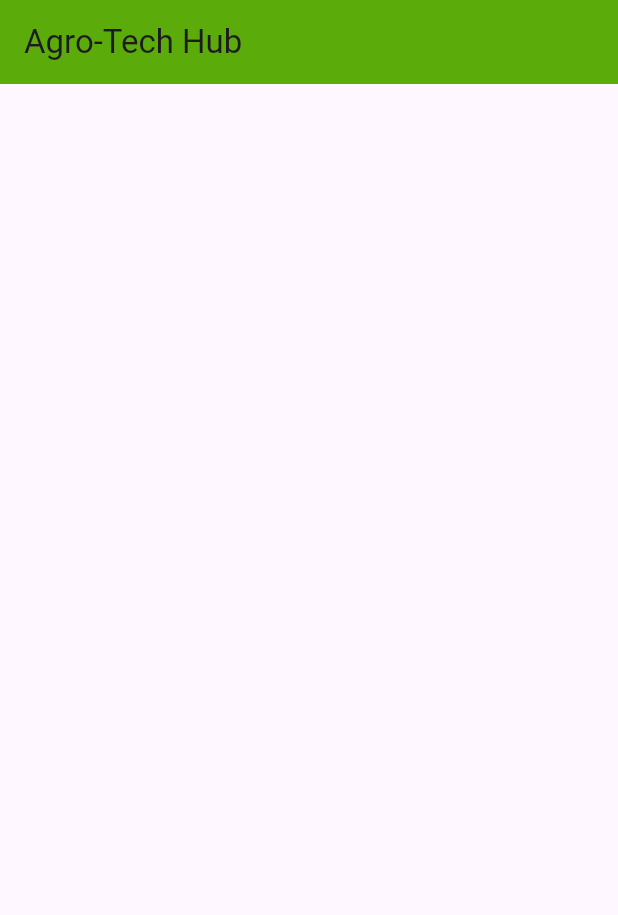
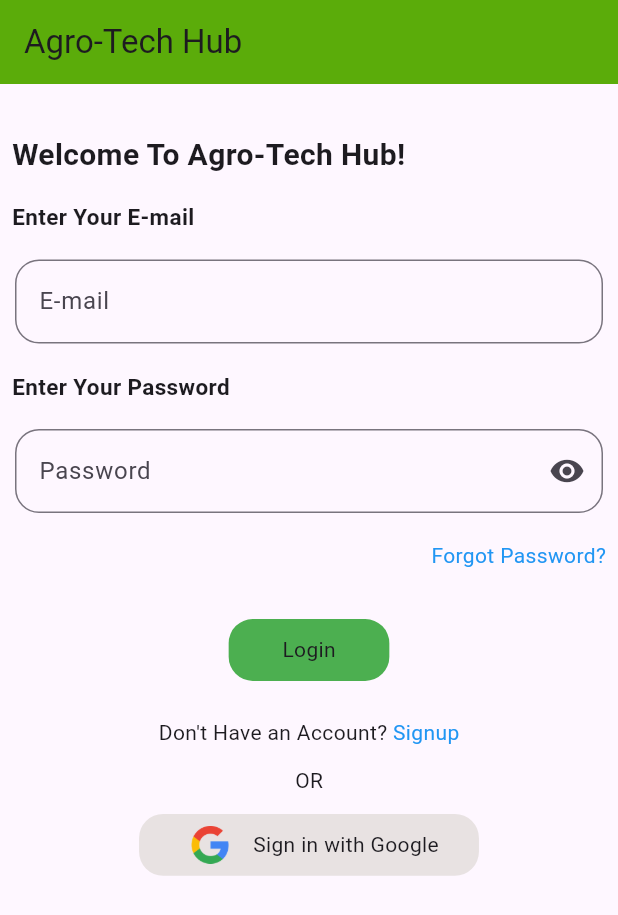
Before and after one commit to Pankaj09997/Agro-Tech-Hub, a Flutter app: the screen it shows after launch, on a phone screen of 412 x 824 dp. Shown: the top 915 px of the screen. Run offline on Flutter 3.47's test engine with Material 3 defaults, Android fonts, the phone set to English and light mode, and no system bars.

Commit message:
login screen

```diff
--- /dev/null
+++ b/lib/Routes/routes.dart
@@ -0,0 +1,29 @@
+import 'package:agrotech_app/homepage.dart';
+import 'package:agrotech_app/login.dart';
+import 'package:agrotech_app/splash.dart';
+import 'package:flutter/material.dart';
+
+class RouteGenerator {
+  static Route<dynamic> generateRoute(RouteSettings settings) {
+    switch (settings.name) {
+      case "/":
+        return MaterialPageRoute(builder: (_) => SplashPage());
+      case "/login":
+        return MaterialPageRoute(builder: (_) => login());
+      case "/home":
+        return MaterialPageRoute(builder: (_) => homepage());
+      default:
+        return MaterialPageRoute(builder: (_) => Error());
+    }
+  }
+}
+class Error extends StatelessWidget {
+  const Error({super.key});
+
+  @override
+  Widget build(BuildContext context) {
+    return Scaffold(
+      appBar: AppBar(title: Text("Error"),),
+    );
+  }
+}
--- /dev/null
+++ b/lib/forgotpassword.dart
@@ -0,0 +1,41 @@
+import 'package:flutter/material.dart';
+
+class ForgotPassword extends StatefulWidget {
+  const ForgotPassword({super.key});
+
+  @override
+  State<ForgotPassword> createState() => _ForgotPasswordState();
+}
+
+class _ForgotPasswordState extends State<ForgotPassword> {
+  @override
+  Widget build(BuildContext context) {
+    final height = MediaQuery.of(context).size.height;
+    final width = MediaQuery.of(context).size.width;
+    final _orientation = MediaQuery.of(context).orientation;
+    bool _obsecureText=false;
+    TextEditingController _emailController = TextEditingController();
+    TextEditingController _passwordController = TextEditingController();
+    return Scaffold(
+      appBar: AppBar(
+        title: Text("Forgot Password"),
+        backgroundColor: const Color.fromARGB(255, 91, 172, 10),
+      ),
+      body: _orientation==Orientation.portrait?
+      //code for portrait
+      Column(
+         children: [
+
+         ],
+      )
+      :
+      //code for landscape
+      Column(
+        children: [
+
+        ],
+      )
+      ,
+    );
+  }
+}
--- a/lib/home.dart
+++ /dev/null
@@ -1,19 +0,0 @@
-import 'package:flutter/material.dart';
-class homePage extends StatefulWidget {
-  const homePage({super.key});
-
-  @override
-  State<homePage> createState() => _homePageState();
-}
-
-class _homePageState extends State<homePage> {
-  @override
-  Widget build(BuildContext context) {
-    return Scaffold(
-      appBar: AppBar(
-        title: Text("Agro-Tech Hub"),
-        backgroundColor: const Color.fromARGB(255,91, 172, 10),
-      ),
-    );
-  }
-}
--- /dev/null
+++ b/lib/homepage.dart
@@ -0,0 +1,20 @@
+import 'package:flutter/material.dart';
+class homepage extends StatefulWidget {
+  const homepage({super.key});
+
+  @override
+  State<homepage> createState() => _homepageState();
+}
+
+class _homepageState extends State<homepage> {
+  @override
+  Widget build(BuildContext context) {
+    return Scaffold(
+      appBar: AppBar(
+        iconTheme: IconThemeData(
+          color: Colors.black
+        ),
+      ),
+    );
+  }
+}
--- /dev/null
+++ b/lib/login.dart
@@ -0,0 +1,325 @@
+import 'package:agrotech_app/forgotpassword.dart';
+import 'package:agrotech_app/homepage.dart';
+import 'package:flutter/material.dart';
+
+class login extends StatefulWidget {
+  const login({Key? key});
+
+  @override
+  State<login> createState() => _loginState();
+}
+
+class _loginState extends State<login> {
+  TextEditingController _emailController = TextEditingController();
+  TextEditingController _passwordController = TextEditingController();
+  bool _obsecureText = false;
+
+  @override
+  Widget build(BuildContext context) {
+    double height = MediaQuery.of(context).size.height;
+    double width = MediaQuery.of(context).size.width;
+    final _orientation = MediaQuery.of(context).orientation;
+
+    return Scaffold(
+      appBar: AppBar(
+        title: Text("Agro-Tech Hub"),
+        backgroundColor: const Color.fromARGB(255, 91, 172, 10),
+      ),
+      body: _orientation == Orientation.portrait
+          ? Column(
+              crossAxisAlignment:
+                  CrossAxisAlignment.start, // Align children to the start
+              children: [
+                SizedBox(height: 25), // Add SizedBox to create space
+                Padding(
+                  padding: const EdgeInsets.all(8.0),
+                  child: Text(
+                    "Welcome To Agro-Tech Hub!",
+                    style: TextStyle(fontWeight: FontWeight.bold, fontSize: 20),
+                  ),
+                ),
+                Padding(
+                  padding: const EdgeInsets.all(8.0),
+                  child: Text(
+                    "Enter Your E-mail",
+                    style: TextStyle(fontSize: 15, fontWeight: FontWeight.bold),
+                  ),
+                ),
+                Padding(
+                  padding: const EdgeInsets.all(10.0),
+                  child: TextFormField(
+                    controller: _emailController,
+                    validator: (value) {
+                      if (value == null || value.isEmpty) {
+                        ScaffoldMessenger.of(context)
+                            .showSnackBar(SnackBar(content: Text("This Field cannot be empty")));
+                      }
+                    },
+                    decoration: InputDecoration(
+                      hintText: "E-mail",
+
+                      border: OutlineInputBorder(
+                        borderRadius: BorderRadius.circular(16),
+                      ),
+                    ),
+                  ),
+                ),
+                Padding(
+                  padding: const EdgeInsets.all(8.0),
+                  child: Text(
+                    "Enter Your Password",
+                    style: TextStyle(fontSize: 15, fontWeight: FontWeight.bold),
+                  ),
+                ),
+                Padding(
+                  padding: const EdgeInsets.all(10.0),
+                  child: TextFormField(
+                    obscureText: _obsecureText,
+                    controller: _passwordController,
+                    decoration: InputDecoration(
+                      suffixIcon: IconButton(
+                          onPressed: () {
+                            setState(() {
+                              _obsecureText = !_obsecureText;
+                            });
+                          },
+                          icon: _obsecureText
+                              ? Icon(Icons.visibility_off)
+                              : Icon(Icons.visibility)),
+                      hintText: "Password",
+                      border: OutlineInputBorder(
+                        borderRadius: BorderRadius.circular(16),
+                      ),
+                    ),
+                  ),
+                ),
+                Padding(
+                  padding: const EdgeInsets.all(8.0),
+                  child: GestureDetector(
+                    onTap: () {
+                      Navigator.push(context,
+                          MaterialPageRoute(builder: (_) => ForgotPassword()));
+                    },
+                    child: Container(
+                        alignment: Alignment.centerRight,
+                        child: Text(
+                          "Forgot Password?",
+                          style: TextStyle(color: Colors.blue),
+                        )),
+                  ),
+                ),
+                SizedBox(
+                  height: height * 0.03,
+                ),
+                Center(
+                  child: GestureDetector(
+                    onTap: () {
+                      Navigator.push(context,
+                          MaterialPageRoute(builder: (_) => homepage()));
+                    },
+                    child: Container(
+                      height: height * 0.05,
+                      width: height * 0.13,
+                      decoration: BoxDecoration(
+                          borderRadius: BorderRadius.circular(16),
+                          color: Colors.green),
+                      child: Center(
+                        child: Container(
+                          child: Text("Login"),
+                        ),
+                      ),
+                    ),
+                  ),
+                ),
+                SizedBox(
+                  height: height * 0.03,
+                ),
+                Row(
+                  mainAxisAlignment: MainAxisAlignment.center,
+                  children: [
+                    Container(
+                      child: Text("Don't Have an Account?"),
+                    ),
+                    Text(
+                      " Signup",
+                      style: TextStyle(color: Colors.blue),
+                    ),
+                  ],
+                ),
+                Padding(
+                  padding: const EdgeInsets.all(12.0),
+                  child:
+                      Container(alignment: Alignment.center, child: Text("OR")),
+                ),
+                Center(
+                  child: Container(
+                    height: height * 0.05,
+                    width: width * 0.55,
+                    decoration: BoxDecoration(
+                      borderRadius: BorderRadius.circular(16),
+                      color: Color.fromARGB(255, 232, 226, 226),
+                    ),
+                    child: Row(
+                      mainAxisAlignment: MainAxisAlignment.center,
+                      children: [
+                        Padding(
+                          padding: const EdgeInsets.all(8.0),
+                          child: Image.asset(
+                            "assets/google.png",
+                            height: height * 0.04,
+                          ),
+                        ),
+                        SizedBox(width: 8), // Add SizedBox for gap
+                        Text("Sign in with Google")
+                      ],
+                    ),
+                  ),
+                )
+              ],
+            )
+          : SingleChildScrollView(
+              child: Column(
+                crossAxisAlignment:
+                    CrossAxisAlignment.start, // Align children to the start
+                children: [
+                  SizedBox(height: 20), // Add SizedBox to create space
+                  Padding(
+                    padding: const EdgeInsets.all(8.0),
+                    child: Text(
+                      "Welcome To Agro-Tech Hub!",
+                      style:
+                          TextStyle(fontWeight: FontWeight.bold, fontSize: 20),
+                    ),
+                  ),
+                  Padding(
+                    padding: const EdgeInsets.all(8.0),
+                    child: Text(
+                      "Enter Your E-mail",
+                      style:
+                          TextStyle(fontSize: 15, fontWeight: FontWeight.bold),
+                    ),
+                  ),
+                  Padding(
+                    padding: const EdgeInsets.all(10.0),
+                    child: TextFormField(
+                      controller: _emailController,
+                      decoration: InputDecoration(
+                        hintText: "E-mail",
+                        border: OutlineInputBorder(
+                          borderRadius: BorderRadius.circular(16),
+                        ),
+                      ),
+                    ),
+                  ),
+                  Padding(
+                    padding: const EdgeInsets.all(8.0),
+                    child: Text(
+                      "Enter Your Password",
+                      style:
+                          TextStyle(fontSize: 15, fontWeight: FontWeight.bold),
+                    ),
+                  ),
+                  Padding(
+                    padding: const EdgeInsets.all(10.0),
+                    child: TextFormField(
+                      obscureText: _obsecureText,
+                      controller: _passwordController,
+                      decoration: InputDecoration(
+                        suffixIcon: IconButton(
+                            onPressed: () {
+                              setState(() {
+                                _obsecureText = !_obsecureText;
+                              });
+                            },
+                            icon: _obsecureText
+                                ? Icon(Icons.visibility_off)
+                                : Icon(Icons.visibility)),
+                        hintText: "Password",
+                        border: OutlineInputBorder(
+                          borderRadius: BorderRadius.circular(16),
+                        ),
+                      ),
+                    ),
+                  ),
+                  Padding(
+                    padding: const EdgeInsets.all(8.0),
+                    child: Container(
+                        alignment: Alignment.centerRight,
+                        child: Text(
+                          "Forgot Password?",
+                          style: TextStyle(color: Colors.blue),
+                        )),
+                  ),
+                  SizedBox(
+                    height: height * 0.03,
+                  ),
+                  Center(
+                    child: GestureDetector(
+                      onTap: () {
+                        Navigator.push(context,
+                            MaterialPageRoute(builder: (_) => homepage()));
+                      },
+                      child: Container(
+                        height: height * 0.1,
+                        width: height * 0.30,
+                        decoration: BoxDecoration(
+                            borderRadius: BorderRadius.circular(16),
+                            color: Colors.green),
+                        child: Center(
+                          child: Container(
+                            child: Text("Login"),
+                          ),
+                        ),
+                      ),
+                    ),
+                  ),
+                  SizedBox(
+                    height: height * 0.03,
+                  ),
+                  Row(
+                    mainAxisAlignment: MainAxisAlignment.center,
+                    children: [
+                      Container(
+                        child: Text("Don't Have an Account?"),
+                      ),
+                      Text(
+                        " Signup",
+                        style: TextStyle(color: Colors.blue),
+                      ),
+                    ],
+                  ),
+                  Padding(
+                    padding: const EdgeInsets.all(12.0),
+                    child: Container(
+                        alignment: Alignment.center, child: Text("OR")),
+                  ),
+                  Center(
+                    child: Container(
+                      height: height * 0.1,
+                      width: width * 0.55,
+                      decoration: BoxDecoration(
+                        borderRadius: BorderRadius.circular(16),
+                        color: Color.fromARGB(255, 232, 226, 226),
+                      ),
+                      child: Row(
+                        mainAxisAlignment: MainAxisAlignment.center,
+                        children: [
+                          Padding(
+                            padding: const EdgeInsets.all(8.0),
+                            child: Image.asset(
+                              "assets/google.png",
+                              height: height * 2,
+                            ),
+                          ),
+                          SizedBox(width: 8), // Add SizedBox for gap
+                          Text("Sign in with Google")
+                        ],
+                      ),
+                    ),
+                  )
+                ],
+              ),
+            ),
+    );
+  }
+}
--- a/lib/main.dart
+++ b/lib/main.dart
@@ -1,6 +1,8 @@
-import 'package:agrotech_app/home.dart';
+import 'package:agrotech_app/Routes/routes.dart';
+import 'package:agrotech_app/login.dart';
 import 'package:agrotech_app/splash.dart';
 import 'package:flutter/material.dart';
+
 
 void main() {
   runApp(const MyApp());
@@ -19,6 +21,8 @@ class _MyAppState extends State<MyApp> {
     return const MaterialApp(
       debugShowCheckedModeBanner: false,
       home:SplashPage() ,
+      initialRoute: "/",
+      onGenerateRoute:RouteGenerator.generateRoute,
 
 
     );
--- a/lib/splash.dart
+++ b/lib/splash.dart
@@ -1,5 +1,5 @@
 import 'dart:async';
-import 'package:agrotech_app/home.dart';
+import 'package:agrotech_app/login.dart';
 import 'package:flutter/material.dart';
 
 class SplashPage extends StatefulWidget {
@@ -57,7 +57,7 @@ class _SplashPageState extends State<SplashPage>
         } else {
           // Redirect to next page after animation completes 2 times
           Navigator.of(context).pushReplacement(
-              MaterialPageRoute(builder: (context) => homePage()));
+              MaterialPageRoute(builder: (context) =>login()));
         }
       }
     });
```
Also changed, not shown: assets/google.png (added).
